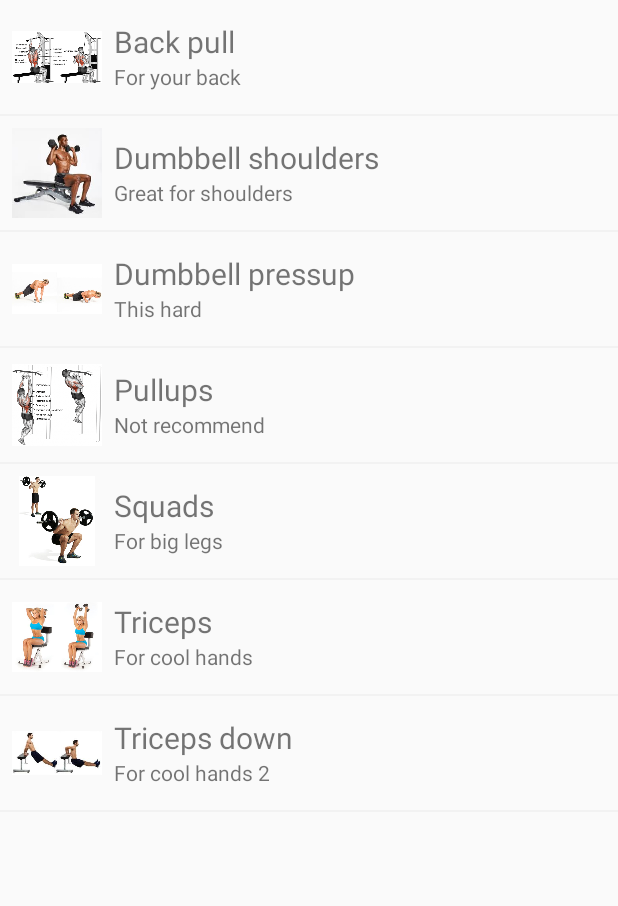
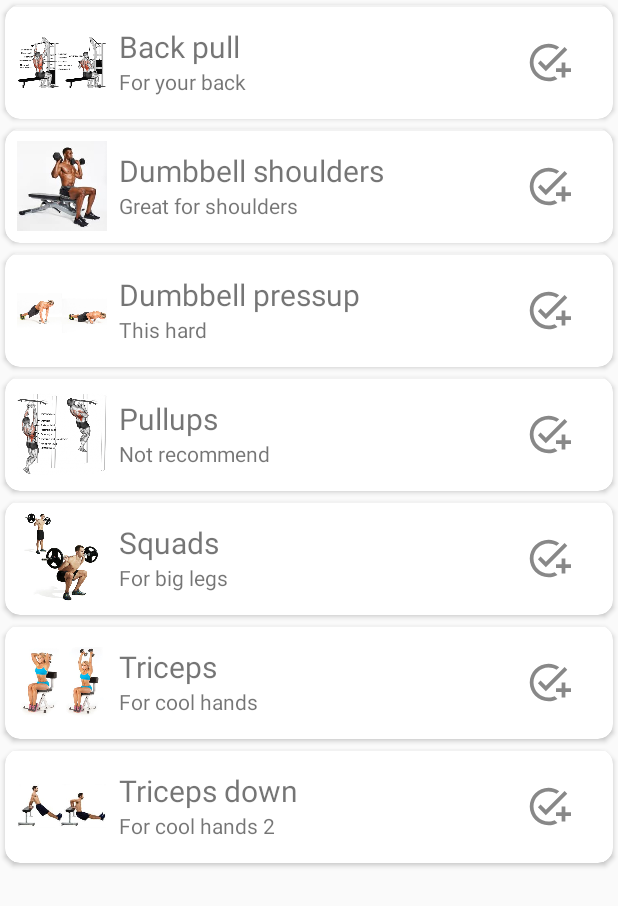
Before and after one commit to lirangazer/PrasonalHealthAssistance, an Android app: the FitnessActivity screen opened directly, with no data from a screen before it, on a phone screen of 412 x 824 dp. Shown: the top 906 px of the screen. Run offline under Robolectric (Android 15) with nearby library versions, the phone set to English and light mode, and no system bars; our stand-ins replace Firebase (no records; nobody signed in at launch, a user with empty details on screens opened directly).

Commit message:
18.2.21: add favbutton change the UI

```diff
--- a/app/src/main/java/com/example/prasonalhealthassistance/LoginPage.java
+++ b/app/src/main/java/com/example/prasonalhealthassistance/LoginPage.java
@@ -2,9 +2,7 @@ package com.example.prasonalhealthassistance;
 
 import android.animation.AnimatorSet;
 import android.animation.ObjectAnimator;
-import android.content.Context;
 import android.content.Intent;
-import android.content.SharedPreferences;
 import android.os.Bundle;
 import android.view.View;
 import android.widget.EditText;
--- /dev/null
+++ b/app/src/main/res/drawable/ic_baseline_add_task_gray_24.xml
@@ -0,0 +1,5 @@
+<vector android:height="24dp" android:tint="#888888"
+    android:viewportHeight="24" android:viewportWidth="24"
+    android:width="24dp" xmlns:android="http://schemas.android.com/apk/res/android">
+    <path android:fillColor="@android:color/white" android:pathData="M22,5.18L10.59,16.6l-4.24,-4.24l1.41,-1.41l2.83,2.83l10,-10L22,5.18zM12,20c-4.41,0 -8,-3.59 -8,-8s3.59,-8 8,-8c1.57,0 3.04,0.46 4.28,1.25l1.45,-1.45C16.1,2.67 14.13,2 12,2C6.48,2 2,6.48 2,12s4.48,10 10,10c1.73,0 3.36,-0.44 4.78,-1.22l-1.5,-1.5C14.28,19.74 13.17,20 12,20zM19,15h-3v2h3v3h2v-3h3v-2h-3v-3h-2V15z"/>
+</vector>
--- /dev/null
+++ b/app/src/main/res/drawable/ic_baseline_add_task_green_24.xml
@@ -0,0 +1,5 @@
+<vector android:height="24dp" android:tint="#3DDC84"
+    android:viewportHeight="24" android:viewportWidth="24"
+    android:width="24dp" xmlns:android="http://schemas.android.com/apk/res/android">
+    <path android:fillColor="@android:color/white" android:pathData="M22,5.18L10.59,16.6l-4.24,-4.24l1.41,-1.41l2.83,2.83l10,-10L22,5.18zM12,20c-4.41,0 -8,-3.59 -8,-8s3.59,-8 8,-8c1.57,0 3.04,0.46 4.28,1.25l1.45,-1.45C16.1,2.67 14.13,2 12,2C6.48,2 2,6.48 2,12s4.48,10 10,10c1.73,0 3.36,-0.44 4.78,-1.22l-1.5,-1.5C14.28,19.74 13.17,20 12,20zM19,15h-3v2h3v3h2v-3h3v-2h-3v-3h-2V15z"/>
+</vector>
--- /dev/null
+++ b/app/src/main/res/drawable/ic_baseline_red_24.xml
@@ -0,0 +1,5 @@
+<vector android:height="24dp" android:tint="#BD2A2D"
+    android:viewportHeight="24" android:viewportWidth="24"
+    android:width="24dp" xmlns:android="http://schemas.android.com/apk/res/android">
+    <path android:fillColor="@android:color/white" android:pathData="M12,21.35l-1.45,-1.32C5.4,15.36 2,12.28 2,8.5 2,5.42 4.42,3 7.5,3c1.74,0 3.41,0.81 4.5,2.09C13.09,3.81 14.76,3 16.5,3 19.58,3 22,5.42 22,8.5c0,3.78 -3.4,6.86 -8.55,11.54L12,21.35z"/>
+</vector>
--- /dev/null
+++ b/app/src/main/res/drawable/ic_baseline_shadow_24.xml
@@ -0,0 +1,5 @@
+<vector android:height="24dp" android:tint="#888888"
+    android:viewportHeight="24" android:viewportWidth="24"
+    android:width="24dp" xmlns:android="http://schemas.android.com/apk/res/android">
+    <path android:fillColor="@android:color/white" android:pathData="M12,21.35l-1.45,-1.32C5.4,15.36 2,12.28 2,8.5 2,5.42 4.42,3 7.5,3c1.74,0 3.41,0.81 4.5,2.09C13.09,3.81 14.76,3 16.5,3 19.58,3 22,5.42 22,8.5c0,3.78 -3.4,6.86 -8.55,11.54L12,21.35z"/>
+</vector>
--- a/app/src/main/res/layout/signle_list_iten.xml
+++ b/app/src/main/res/layout/signle_list_iten.xml
@@ -1,7 +1,11 @@
 <?xml version="1.0" encoding="utf-8"?>
-<RelativeLayout xmlns:android="http://schemas.android.com/apk/res/android"
+<androidx.cardview.widget.CardView xmlns:android="http://schemas.android.com/apk/res/android"
     android:layout_width="match_parent"
-    android:layout_height="wrap_content">
+    android:layout_height="wrap_content"
+    xmlns:app="http://schemas.android.com/apk/res-auto"
+    app:cardBackgroundColor="@android:color/white"
+    app:cardCornerRadius="10dp"
+    android:layout_margin="3dp">
 
     <RelativeLayout
         android:id="@+id/singleRow"
@@ -11,7 +15,6 @@
 
         <ImageView
             android:id="@+id/userImg"
-
             android:layout_width="60dp"
             android:layout_height="60dp"
             android:contentDescription="@string/image"
@@ -20,27 +23,39 @@
         <TextView
             android:id="@+id/Nametxt"
 
-            android:textSize="20sp"
-            android:layout_marginTop="6dp"
-            android:maxLines="1"
-            android:layout_width="match_parent"
+            android:layout_width="262dp"
             android:layout_height="wrap_content"
             android:layout_alignParentTop="true"
+            android:layout_marginStart="8dp"
+            android:layout_marginLeft="8dp"
+            android:layout_marginTop="6dp"
+            android:layout_toEndOf="@+id/userImg"
             android:layout_toRightOf="@+id/userImg"
-            android:layout_toEndOf="@+id/userImg"
-            android:layout_marginLeft="8dp"
-            android:layout_marginStart="8dp" />
+            android:maxLines="1"
+            android:textSize="20sp" />
 
         <TextView
             android:id="@+id/Descriptiontxt"
 
-            android:textSize="14sp"
-            android:maxLines="1"
-            android:layout_width="match_parent"
+            android:layout_width="261dp"
             android:layout_height="wrap_content"
             android:layout_below="@+id/Nametxt"
+            android:layout_alignStart="@+id/Nametxt"
             android:layout_alignLeft="@+id/Nametxt"
-            android:layout_alignStart="@+id/Nametxt" />
+            android:maxLines="1"
+            android:textSize="14sp" />
+
+        <Button
+            android:id="@+id/fav"
+            android:layout_width="30dp"
+            android:layout_height="30dp"
+            android:layout_alignParentTop="true"
+            android:layout_alignParentEnd="true"
+            android:layout_alignParentRight="true"
+            android:layout_marginTop="15dp"
+            android:layout_marginEnd="20dp"
+            android:layout_marginRight="20dp"
+            android:background="@drawable/ic_baseline_add_task_gray_24" />
 
     </RelativeLayout>
 
@@ -51,4 +66,4 @@
         android:background="#f2f2f2" />
 
 
-</RelativeLayout>
+</androidx.cardview.widget.CardView>
--- a/app/src/main/res/values/strings.xml
+++ b/app/src/main/res/values/strings.xml
@@ -21,5 +21,6 @@
     <string name="your_collection">Your Collection</string>
     <string name="enter_to_your_collection">Enter to your collection</string>
     <string name="choose_health_and_fintness_program_to_add_to_your_collection">Choose Health and Fintness program to add to your collection</string>
-    <string name="image">Image</string>
+    <string name="image">image</string>
+
 </resources>
```
Also changed, not shown: app/src/main/java/com/example/prasonalhealthassistance/RecyclerAdapter.java (+47 -1 lines), app/src/main/res/layout/activity_main.xml (+7 -5 lines), app/src/main/res/drawable/health_food.jpg (added).
